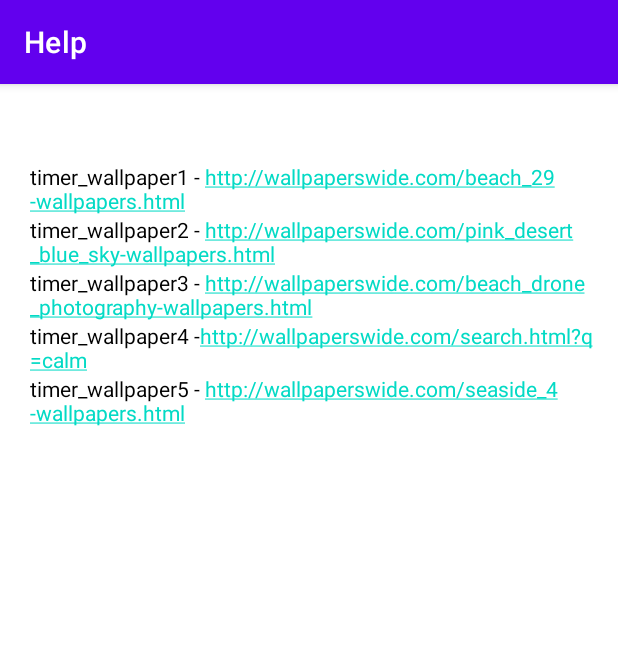
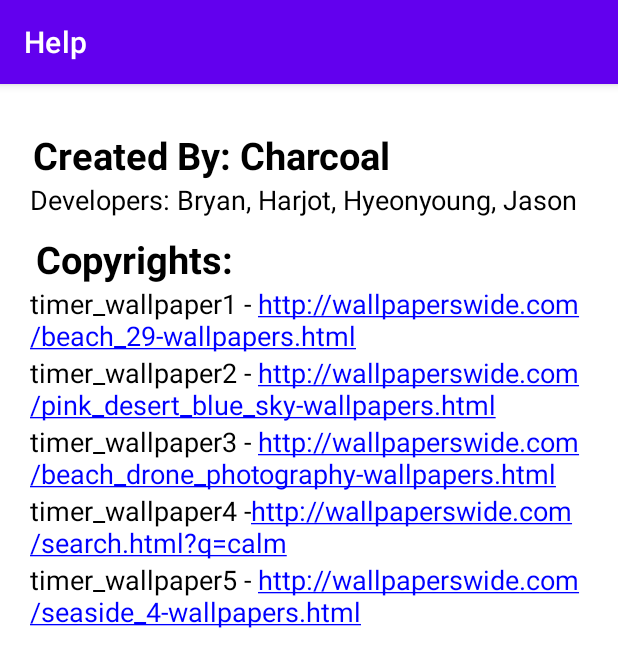
Before and after one commit to hskahlon/android-app, an Android app: the HelpActivity screen opened directly, with no data from a screen before it, on a phone screen of 412 x 824 dp. Shown: the top 667 px of the screen. Run offline under Robolectric (Android 15) with nearby library versions, the light colour scheme and no system bars.

Commit message:
Finish Help Activity

```diff
--- a/app/src/main/res/layout/activity_help.xml
+++ b/app/src/main/res/layout/activity_help.xml
@@ -20,51 +20,94 @@
             <TextView
                 android:layout_width="match_parent"
                 android:layout_height="match_parent"
-                android:textColor="@color/white"
+                android:textColor="@color/black"
                 android:paddingTop="20dp"
-                android:text=""
-                android:textSize="16sp"
+                android:layout_marginStart="12dp"
+                android:text="@string/created_by_charcoal"
+                android:textSize="25sp"
                 android:textStyle="bold" />
+
             <TextView
                 android:layout_width="match_parent"
                 android:layout_height="match_parent"
+                android:fontFamily="sans-serif"
                 android:paddingStart="10dp"
-                android:paddingEnd="0dp"
+                android:paddingEnd="10dp"
+                android:text="@string/developers_name"
                 android:textColor="@color/black"
-                android:text="timer_wallpaper1 - http://wallpaperswide.com/beach_29-wallpapers.html"
-                android:autoLink="web"/>
+                android:textSize="18sp" />
+
             <TextView
                 android:layout_width="match_parent"
                 android:layout_height="match_parent"
-                android:paddingStart="10dp"
+                android:layout_marginTop="10dp"
+                android:paddingStart="14dp"
                 android:paddingEnd="0dp"
+                android:text="@string/copyrights"
+                android:textAlignment="viewStart"
                 android:textColor="@color/black"
-                android:text="timer_wallpaper2 - http://wallpaperswide.com/pink_desert_blue_sky-wallpapers.html"
-                android:autoLink="web"/>
+                android:textSize="25sp"
+                android:textStyle="bold" />
+
             <TextView
                 android:layout_width="match_parent"
                 android:layout_height="match_parent"
+                android:autoLink="web"
+                android:fontFamily="sans-serif"
                 android:paddingStart="10dp"
                 android:paddingEnd="0dp"
+                android:text="@string/timer_wallpaper1_link"
                 android:textColor="@color/black"
-                android:text="timer_wallpaper3 - http://wallpaperswide.com/beach_drone_photography-wallpapers.html"
-                android:autoLink="web"/>
+                android:textColorLink="@color/blue"
+                android:textSize="18sp" />
+
             <TextView
                 android:layout_width="match_parent"
                 android:layout_height="match_parent"
+                android:autoLink="web"
+                android:fontFamily="sans-serif"
                 android:paddingStart="10dp"
                 android:paddingEnd="0dp"
+                android:text="@string/timer_wallpaper2_link"
                 android:textColor="@color/black"
-                android:text="timer_wallpaper4 -http://wallpaperswide.com/search.html?q=calm"
-                android:autoLink="web"/>
+                android:textColorLink="@color/blue"
+                android:textSize="18sp" />
+
             <TextView
                 android:layout_width="match_parent"
                 android:layout_height="match_parent"
+                android:autoLink="web"
+                android:fontFamily="sans-serif"
                 android:paddingStart="10dp"
                 android:paddingEnd="0dp"
+                android:text="@string/timer_wallpaper3_link"
                 android:textColor="@color/black"
-                android:text="timer_wallpaper5 - http://wallpaperswide.com/seaside_4-wallpapers.html"
-                android:autoLink="web"/>
+                android:textColorLink="@color/blue"
+                android:textSize="18sp" />
+
+            <TextView
+                android:layout_width="match_parent"
+                android:layout_height="match_parent"
+                android:autoLink="web"
+                android:fontFamily="sans-serif"
+                android:paddingStart="10dp"
+                android:paddingEnd="0dp"
+                android:text="@string/timer_wallpaper4_link"
+                android:textColor="@color/black"
+                android:textColorLink="@color/blue"
+                android:textSize="18sp" />
+
+            <TextView
+                android:layout_width="match_parent"
+                android:layout_height="match_parent"
+                android:autoLink="web"
+                android:fontFamily="sans-serif"
+                android:paddingStart="10dp"
+                android:paddingEnd="0dp"
+                android:text="@string/timer_wallpaper5_link"
+                android:textColor="@color/black"
+                android:textColorLink="@color/blue"
+                android:textSize="18sp" />
 
             <TextView
                 android:layout_width="match_parent"
@@ -72,9 +115,11 @@
                 android:paddingStart="10dp"
                 android:paddingEnd="0dp"
                 android:paddingBottom="20dp"
-                android:textColor="#0000FF"
+                android:textColor="@color/black"
+                android:textColorLink="@color/blue"
                 android:text=""
-                android:autoLink="web"/>
+                android:autoLink="web"
+                android:textSize="18sp" />
         </LinearLayout>
     </ScrollView>
 
--- a/app/src/main/res/values/colors.xml
+++ b/app/src/main/res/values/colors.xml
@@ -18,4 +18,5 @@
 
     <color name="selectedRecord">#1E90FF</color>
     <color name="unSelectedRecord">#A9A9A9</color>
+    <color name="blue">#0000FF</color>
 </resources>
--- a/app/src/main/res/values/strings.xml
+++ b/app/src/main/res/values/strings.xml
@@ -72,5 +72,13 @@
     <string name="records">Records</string>
     <string name="children">Children</string>
     <string name="help">Help</string>
+    <string name="created_by_charcoal">Created By: Charcoal</string>
+    <string name="developers_name">Developers: Bryan, Harjot, Hyeonyoung, Jason</string>
+    <string name="copyrights">Copyrights:</string>
+    <string name="timer_wallpaper1_link">timer_wallpaper1 - http://wallpaperswide.com/beach_29-wallpapers.html</string>
+    <string name="timer_wallpaper2_link">timer_wallpaper2 - http://wallpaperswide.com/pink_desert_blue_sky-wallpapers.html</string>
+    <string name="timer_wallpaper3_link">timer_wallpaper3 - http://wallpaperswide.com/beach_drone_photography-wallpapers.html</string>
+    <string name="timer_wallpaper4_link">timer_wallpaper4 -http://wallpaperswide.com/search.html?q=calm</string>
+    <string name="timer_wallpaper5_link">timer_wallpaper5 - http://wallpaperswide.com/seaside_4-wallpapers.html</string>
 
 </resources>
```
